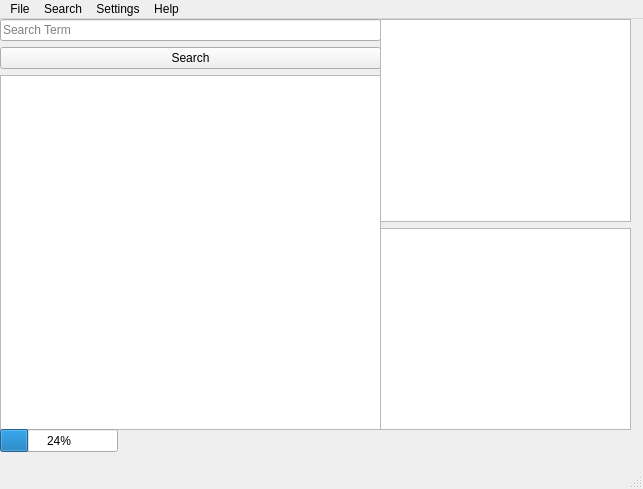
Before: the Qt Designer form DITagger/windows.ui in dermatologist/dermatology-image-tagger, drawn with Qt 5.
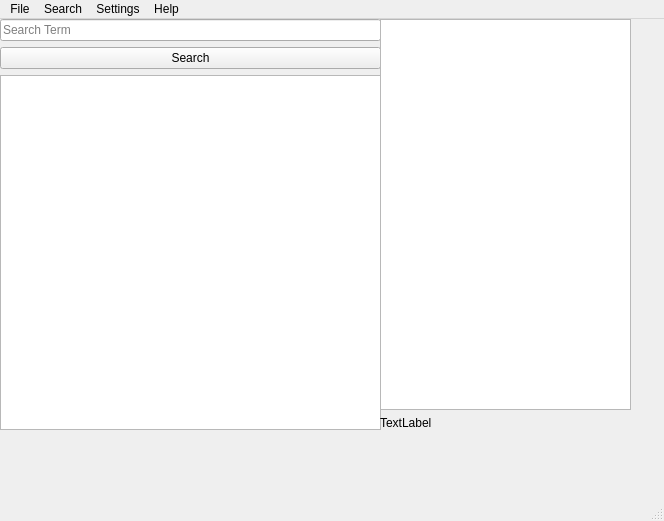
After: the same form once the commit is applied. The open tabs and pages were chosen to show the change.

Commit message: search completed

```diff
--- a/DITagger/windows.ui
+++ b/DITagger/windows.ui
@@ -6,8 +6,8 @@
    <rect>
     <x>0</x>
     <y>0</y>
-    <width>643</width>
-    <height>489</height>
+    <width>664</width>
+    <height>521</height>
    </rect>
   </property>
   <property name="windowTitle">
@@ -19,11 +19,14 @@
      <rect>
       <x>0</x>
       <y>0</y>
-      <width>641</width>
-      <height>441</height>
+      <width>651</width>
+      <height>451</height>
      </rect>
     </property>
-    <layout class="QVBoxLayout" name="verticalLayout">
+    <layout class="QVBoxLayout" name="verticalLayout" stretch="0">
+     <property name="sizeConstraint">
+      <enum>QLayout::SetMaximumSize</enum>
+     </property>
      <item>
       <widget class="QStackedWidget" name="stackedWidget">
        <property name="currentIndex">
@@ -158,17 +161,7 @@
            </widget>
           </item>
           <item>
-           <widget class="QTableView" name="searchTable">
-            <attribute name="horizontalHeaderCascadingSectionResizes">
-             <bool>true</bool>
-            </attribute>
-            <attribute name="verticalHeaderVisible">
-             <bool>false</bool>
-            </attribute>
-            <attribute name="verticalHeaderHighlightSections">
-             <bool>false</bool>
-            </attribute>
-           </widget>
+           <widget class="QListWidget" name="searchList"/>
           </item>
          </layout>
         </widget>
@@ -186,23 +179,14 @@
            <widget class="QGraphicsView" name="pictureSearchView"/>
           </item>
           <item>
-           <widget class="QTableWidget" name="searchTable2"/>
+           <widget class="QLabel" name="searchLbl">
+            <property name="text">
+             <string>TextLabel</string>
+            </property>
+           </widget>
           </item>
          </layout>
         </widget>
-        <widget class="QProgressBar" name="searchProgressBar">
-         <property name="geometry">
-          <rect>
-           <x>0</x>
-           <y>410</y>
-           <width>118</width>
-           <height>23</height>
-          </rect>
-         </property>
-         <property name="value">
-          <number>24</number>
-         </property>
-        </widget>
        </widget>
        <widget class="QWidget" name="SettingsWidget">
         <widget class="QWidget" name="verticalLayoutWidget_5">
@@ -342,7 +326,7 @@
     <rect>
      <x>0</x>
      <y>0</y>
-     <width>643</width>
+     <width>664</width>
      <height>25</height>
     </rect>
    </property>
```
Left out of the diff: 18 changed lines with no effect on the pictures. The commit also changes 4 other files.
